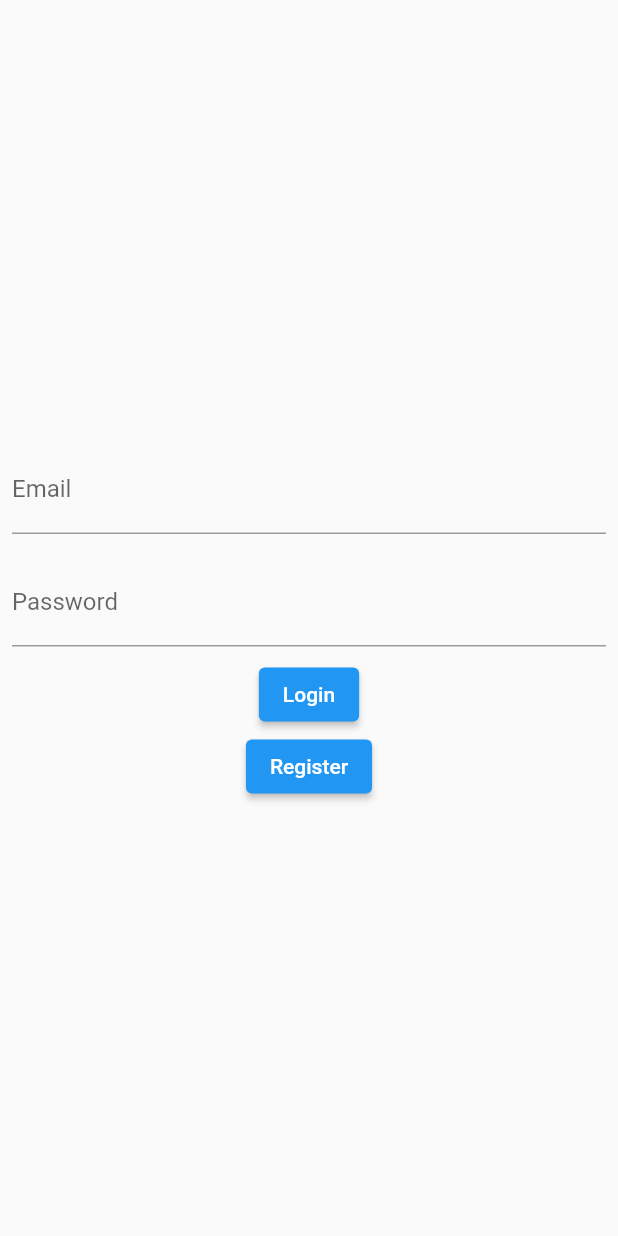
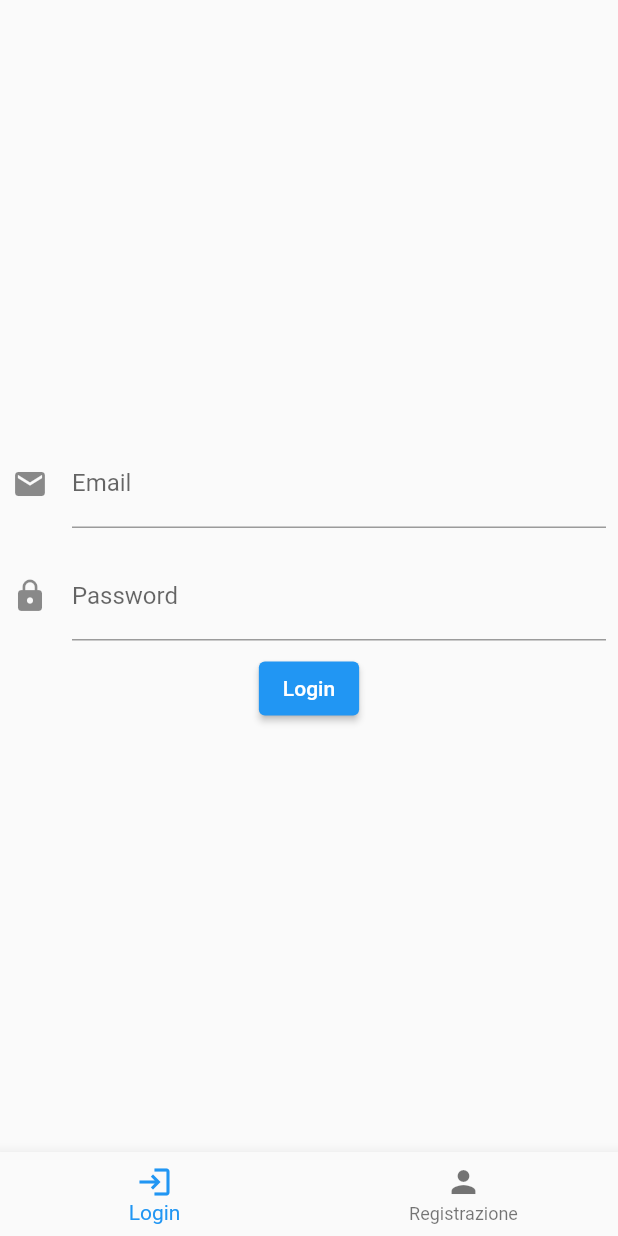
Before and after one commit to andreadeluna/ProgettoASPDM, a Flutter app: the screen it shows after launch, after a tap on "Login", on a phone screen of 412 x 824 dp. Run offline on Flutter 3.47's test engine with Material 2 defaults, Android fonts, the phone set to English and light mode, and no system bars; our stand-ins replace firebase_auth, firebase_core; accounts and stored records are empty; network calls fail.

Commit message:
Implementa la navigazione orizzontale

```diff
--- /dev/null
+++ b/lib/initial_page.dart
@@ -0,0 +1,76 @@
+import 'package:flutter/material.dart';
+import 'package:progettoaspdm/login.dart';
+import 'package:progettoaspdm/register.dart';
+import 'package:progettoaspdm/services/authentication.dart';
+import 'package:provider/provider.dart';
+
+class InitialPage extends StatefulWidget {
+
+  @override
+  State<InitialPage> createState() => _InitialPageState();
+}
+
+class _InitialPageState extends State<InitialPage> {
+  int currentIndex = 0;
+
+  @override
+  Widget build(BuildContext context) {
+
+    final TextEditingController emailController = TextEditingController();
+    final TextEditingController passwordController = TextEditingController();
+
+    final authService = Provider.of<Authentication>(context);
+
+    return Scaffold(
+      bottomNavigationBar: BottomNavigationBar(
+        currentIndex: currentIndex,
+        onTap: (index) {
+          //debugPrint("Tab $index selected");
+          setState(() {
+            currentIndex = index;
+          });
+        },
+        items: const [
+          BottomNavigationBarItem(
+              icon: Icon(Icons.login), label: "Login"),
+          BottomNavigationBarItem(
+              icon: Icon(Icons.person), label: "Registrazione"),
+        ],
+      ),
+      body: Builder(
+        builder: (context) {
+          switch (currentIndex) {
+            case 1:
+              return Register();
+
+            case 0:
+            default:
+              return Login();
+          }
+        },
+      )
+    );
+  }
+}
+
+
+class _IncreasingButton extends StatefulWidget {
+  @override
+  State<StatefulWidget> createState() => _IncreasingButtonState();
+}
+
+class _IncreasingButtonState extends State<_IncreasingButton> {
+  int counter = 1;
+
+  @override
+  Widget build(BuildContext context) {
+    return ElevatedButton(
+      child: Text("Counter: $counter + 1"),
+      onPressed: () {
+        setState(() {
+          counter++;
+        });
+      },
+    );
+  }
+}
--- a/lib/login.dart
+++ b/lib/login.dart
@@ -2,10 +2,17 @@ import 'package:flutter/material.dart';
 import 'package:progettoaspdm/services/authentication.dart';
 import 'package:provider/provider.dart';
 
-class Login extends StatelessWidget {
+class Login extends StatefulWidget {
 
   @override
+  State<Login> createState() => _LoginState();
+}
+
+class _LoginState extends State<Login> {
+  @override
   Widget build(BuildContext context) {
+
+    int currentIndex = 0;
 
     final TextEditingController emailController = TextEditingController();
     final TextEditingController passwordController = TextEditingController();
@@ -24,32 +31,29 @@ class Login extends StatelessWidget {
                   controller: emailController,
                   decoration: const InputDecoration(
                     labelText: "Email",
+                    icon: Icon(Icons.mail),
                   ),
                 ),
               ),
               Padding(
                 padding: const EdgeInsets.all(8.0),
                 child: TextFormField(
+                  obscureText: true,
                   controller: passwordController,
                   decoration: const InputDecoration(
                     labelText: "Password",
+                    icon: Icon(Icons.lock),
                   ),
                 ),
               ),
               ElevatedButton(
                 onPressed: (){
-                    authService.signInWithEmailAndPassword(
-                        emailController.text,
-                        passwordController.text);
+                  authService.signInWithEmailAndPassword(
+                      emailController.text,
+                      passwordController.text);
                 },
                 child: const Text('Login'),
               ),
-              ElevatedButton(
-                onPressed: (){
-                  Navigator.pushNamed(context, '/register');
-                },
-                child: Text('Register'),
-              )
             ],
           ),
         ),
--- a/lib/register.dart
+++ b/lib/register.dart
@@ -1,6 +1,6 @@
 import 'package:firebase_auth/firebase_auth.dart';
 import 'package:flutter/material.dart';
-import 'package:progettoaspdm/login.dart';
+import 'package:progettoaspdm/initial_page.dart';
 import 'package:progettoaspdm/services/authentication.dart';
 import 'package:provider/provider.dart';
 
@@ -30,16 +30,19 @@ class Register extends StatelessWidget {
                   validator: validateEmail,
                   decoration: const InputDecoration(
                     labelText: "Email",
+                    icon: Icon(Icons.mail),
                   ),
                 ),
               ),
               Padding(
                 padding: const EdgeInsets.all(8.0),
                 child: TextFormField(
+                  obscureText: true,
                   controller: passwordController,
                   validator: validatePassword,
                   decoration: const InputDecoration(
                     labelText: "Password",
+                    icon: Icon(Icons.lock),
                   ),
                 ),
               ),
@@ -59,7 +62,7 @@ class Register extends StatelessWidget {
                     // }
                   }
                 },
-                child: const Text('Register'),
+                child: const Text('Registrati'),
               ),
             ],
           ),
--- a/lib/splashscreen.dart
+++ b/lib/splashscreen.dart
@@ -6,7 +6,7 @@ import 'package:progettoaspdm/wrapper.dart';
 import 'package:provider/provider.dart';
 
 import 'home.dart';
-import 'login.dart';
+import 'initial_page.dart';
 
 // Schermata iniziale: visualizzazione splash screen
 class App extends StatelessWidget {
@@ -26,7 +26,7 @@ class App extends StatelessWidget {
         initialRoute: '/',
         routes: {
           '/': (context) => SplashScreen(),
-          '/login': (context) => Login(),
+          '/login': (context) => InitialPage(),
           '/register': (context) => Register(),
         },
       ),
--- a/lib/wrapper.dart
+++ b/lib/wrapper.dart
@@ -1,6 +1,6 @@
 import 'package:flutter/material.dart';
 import 'package:progettoaspdm/home.dart';
-import 'package:progettoaspdm/login.dart';
+import 'package:progettoaspdm/initial_page.dart';
 import 'package:progettoaspdm/models/user.dart';
 import 'package:progettoaspdm/services/authentication.dart';
 import 'package:provider/provider.dart';
@@ -15,7 +15,7 @@ class Wrapper extends StatelessWidget {
       builder: (_, AsyncSnapshot<User?> snapshot) {
         if(snapshot.connectionState == ConnectionState.active){
           final User? user = snapshot.data;
-          return user == null ? Login() : Home();
+          return user == null ? InitialPage() : Home();
         }
         else {
           return const Scaffold(
```
